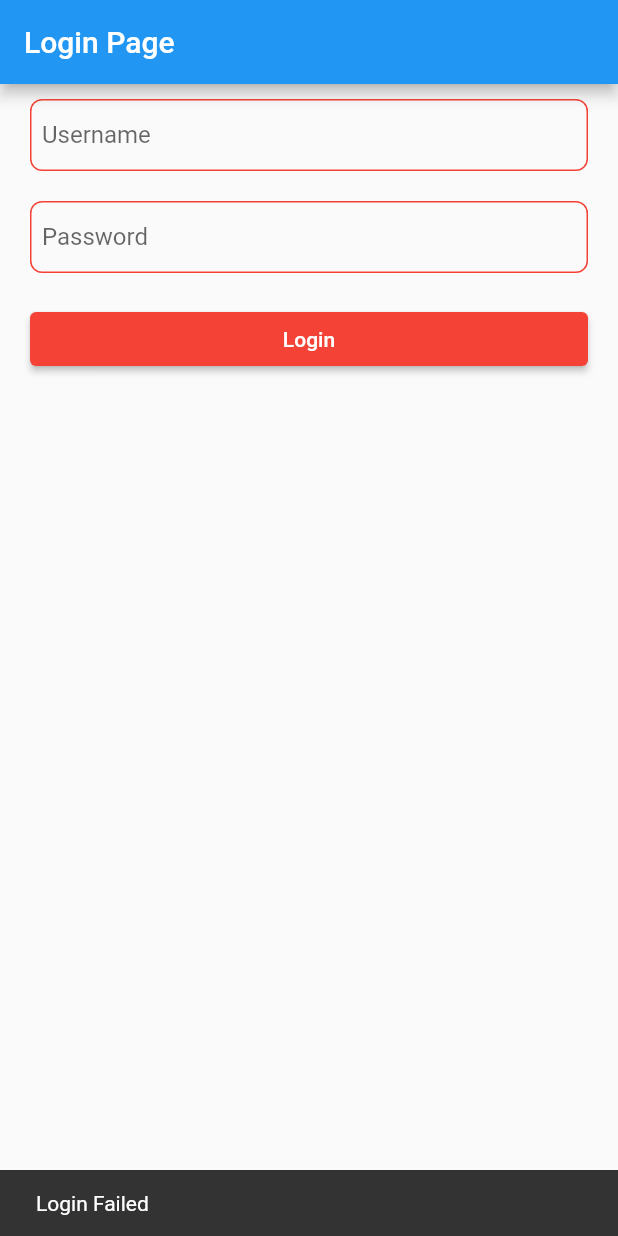
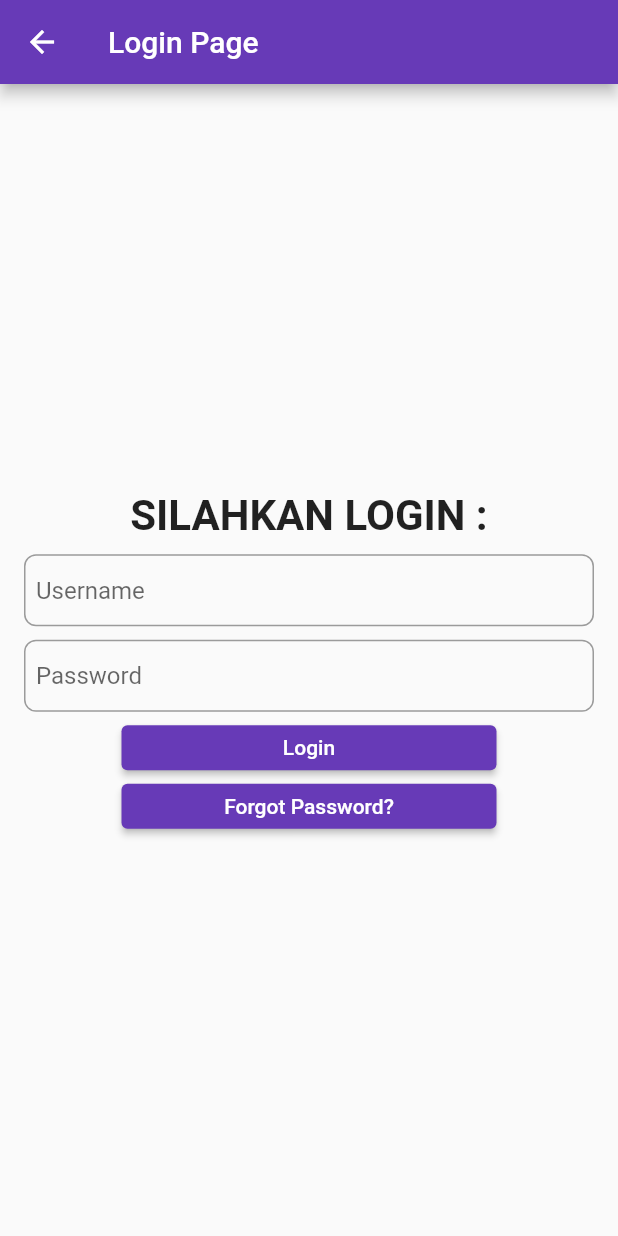
Before and after one commit to monicaelisabet/Tugas2_PrakTPM, a Flutter app: the screen it shows after launch, after a tap on "Login", on a phone screen of 412 x 824 dp. Run offline on Flutter 3.47's test engine with Material 2 defaults, Android fonts, the phone set to English and light mode, and no system bars.

Commit message:
Update main.dart

```diff
--- a/lib/main.dart
+++ b/lib/main.dart
@@ -1,23 +1,20 @@
 import 'package:flutter/material.dart';
-import 'login_page.dart';
+import 'halamandaftar_product.dart';
 
-
-void main() {
-  runApp(const MyApp());
-}
+void main() => runApp(MyApp());
 
 class MyApp extends StatelessWidget {
-  const MyApp({Key? key}) : super(key: key);
+    const MyApp({Key? key}) : super(key: key);
 
   @override
   Widget build(BuildContext context) {
     return MaterialApp(
-      title: 'Flutter Demo',
-      debugShowCheckedModeBanner: false,
+      title: 'Grocery App',
       theme: ThemeData(
-        primarySwatch: Colors.blue,
+        primarySwatch: Colors.deepPurple,
+        visualDensity: VisualDensity.adaptivePlatformDensity,
       ),
-      home: LoginPage(),
+      home: HomePage(),
     );
   }
 }
@@ -27,50 +24,54 @@ class HomePage extends StatelessWidget {
   Widget build(BuildContext context) {
     return Scaffold(
       appBar: AppBar(
-        title: Center(child: Text('Home')),
+        title: Text('Grocery App'),
       ),
       body: Center(
         child: Column(
           mainAxisAlignment: MainAxisAlignment.center,
           children: <Widget>[
+            SizedBox(height: 25),
             Text(
-              "Destinasi Wisata",
-              textAlign: TextAlign.center,
-              style: TextStyle(fontSize: 24),
+              'WELCOME TO GROCERIES APP! LETS CHECK IT OUT :',
+              style: TextStyle(fontSize: 25, fontWeight: FontWeight.bold),
+            ),
+            Image.asset(
+              'assets/image/groceries.jpg',
+              width: 300,
+              height: 250,
             ),
             SizedBox(height: 20),
-            ElevatedButton(
-              style: ElevatedButton.styleFrom(
-                primary: Colors.blue, // background color
-                onPrimary: Colors.white, // text color
-                shape: RoundedRectangleBorder(
-                  borderRadius:
-                      BorderRadius.circular(10), // button border radius
-                ),
-                minimumSize: Size(150, 50), // button minimum size
+            Text(
+              'SILAHKAN PILIH MENU :',
+              style: TextStyle(fontSize: 20, fontWeight: FontWeight.bold),
+            ),
+            SizedBox(height: 15),
+            new SizedBox(
+              height: 30,
+              width: 200,
+              child: ElevatedButton (
+                child: Text('Login'),
+                onPressed: () {
+                  Navigator.push(
+                    context,
+                    MaterialPageRoute(builder: (context) => LoginPage()),
+                  );
+                },
               ),
-              onPressed: () {
-                Navigator.push(context,
-                    MaterialPageRoute(builder: (context) => LoginPage()));
-              },
-              child: Text('Beli Tiket'),
             ),
-            SizedBox(height: 20),
-            ElevatedButton(
-              style: ElevatedButton.styleFrom(
-                primary: Colors.blue, // background color
-                onPrimary: Colors.white, // text color
-                shape: RoundedRectangleBorder(
-                  borderRadius:
-                      BorderRadius.circular(10), // button border radius
-                ),
-                minimumSize: Size(150, 50), // button minimum size
+            SizedBox(height: 15),
+            new SizedBox(
+              height: 30,
+              width: 200,
+              child: ElevatedButton (
+                child: Text('Groceries List'),
+                onPressed: () {
+                  Navigator.push(
+                    context,
+                    MaterialPageRoute(builder: (context) => ListProduct()),
+                  );
+                },
               ),
-              onPressed: () {
-                Navigator.push(context,
-                    MaterialPageRoute(builder: (context) => TourismLists()));
-              },
-              child: Text('Daftar Tempat Wisata'),
             ),
           ],
         ),
@@ -78,3 +79,109 @@ class HomePage extends StatelessWidget {
     );
   }
 }
+
+
+class LoginPage extends StatefulWidget {
+  @override
+  _LoginPageState createState() => _LoginPageState();
+}
+
+class _LoginPageState extends State<LoginPage> {
+  final TextEditingController _usernameController = TextEditingController();
+  final TextEditingController _passwordController = TextEditingController();
+
+  @override
+  Widget build(BuildContext context) {
+    return Scaffold(
+      appBar: AppBar(
+        title: Text('Login Page'),
+      ),
+      body: Container(
+        child: Column(
+          mainAxisAlignment: MainAxisAlignment.center,
+          children: <Widget>[
+            Text(
+              'SILAHKAN LOGIN :',
+              style: TextStyle(fontSize: 28, fontWeight: FontWeight.bold),
+            ),
+            SizedBox(height: 9),
+            Padding(
+              padding: EdgeInsets.symmetric(horizontal: 16),
+              child: TextField(
+                controller: _usernameController,
+                decoration: InputDecoration(
+                  hintText: 'Username',
+                  contentPadding: const EdgeInsets.all(8.0),
+                  border: OutlineInputBorder(
+                    borderRadius: BorderRadius.all(Radius.circular(8.0)),
+                    borderSide: BorderSide(color: Colors.blue),
+                  ),
+                ),
+              ),
+            ),
+            SizedBox(height: 9),
+            Padding(
+              padding: EdgeInsets.symmetric(horizontal: 16),
+              child: TextField(
+                controller: _passwordController,
+                obscureText: true,
+                decoration: InputDecoration(
+                  hintText: 'Password',
+                  contentPadding: const EdgeInsets.all(8.0),
+                  border: OutlineInputBorder(
+                    borderRadius: BorderRadius.all(Radius.circular(8.0)),
+                    borderSide: BorderSide(color: Colors.blue),
+                  ),
+                ),
+              ),
+            ),
+            SizedBox(height: 9),
+            new SizedBox(
+              height: 30,
+              width: 250,
+              child: ElevatedButton (
+                child: Text('Login'),
+                onPressed: () {
+                  // Perform login logic here
+                  String username = _usernameController.text;
+                  String password = _passwordController.text;
+                  if (username == 'admin' && password == '123') {
+                    Navigator.push(
+                      context,
+                      MaterialPageRoute(builder: (context) => HomePage()),
+                    );
+                  } else {
+                    showDialog(
+                      context: context,
+                      builder: (context) {
+                        return AlertDialog(
+                          title: Text('Error'),
+                          content: Text('Invalid username or password'),
+                          actions: <Widget>[
+                            TextButton (
+                              child: Text('OK'),
+                              onPressed: () => Navigator.pop(context),
+                            ),
+                          ],
+                        );
+                      },
+                    );
+                  }
+                },
+              ),
+            ),
+            SizedBox(height: 9),
+            new SizedBox(
+              height: 30,
+              width: 250,
+              child: ElevatedButton (
+                child: Text('Forgot Password?'),
+                onPressed: (){},
+              ),
+            ),
+          ],
+        ),
+      ),
+    );
+  }
+}
```
